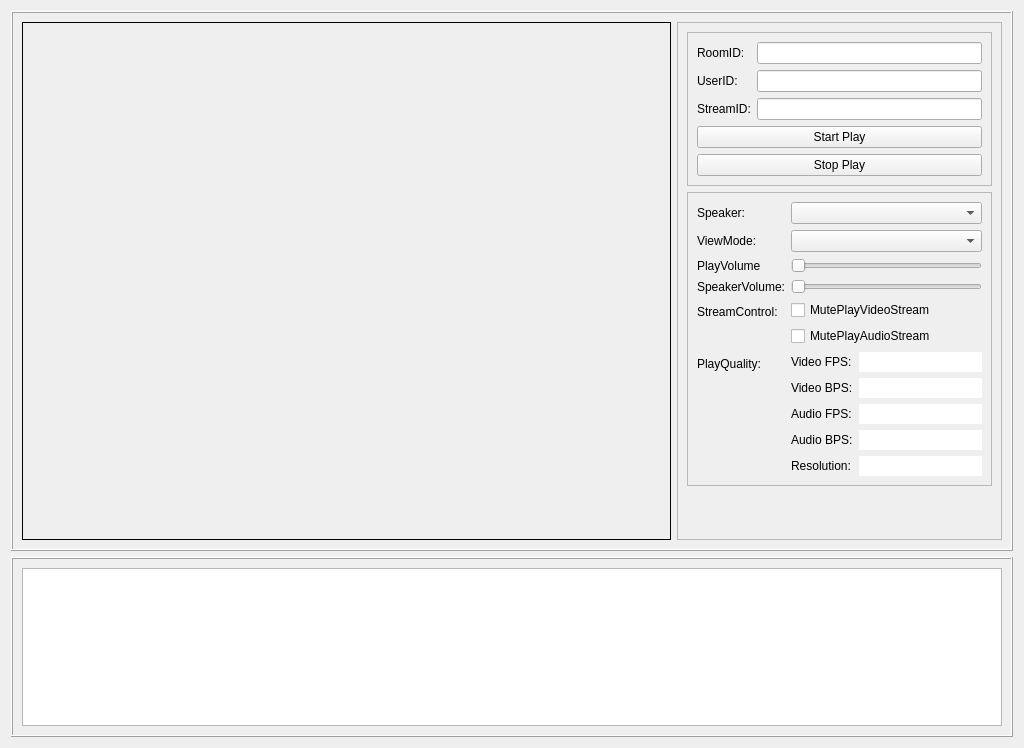
Above: video/src/Play/ZegoPlayDemo.ui from zegoim/zego-express-example-topics-cpp before the change. Below: the same form after it.
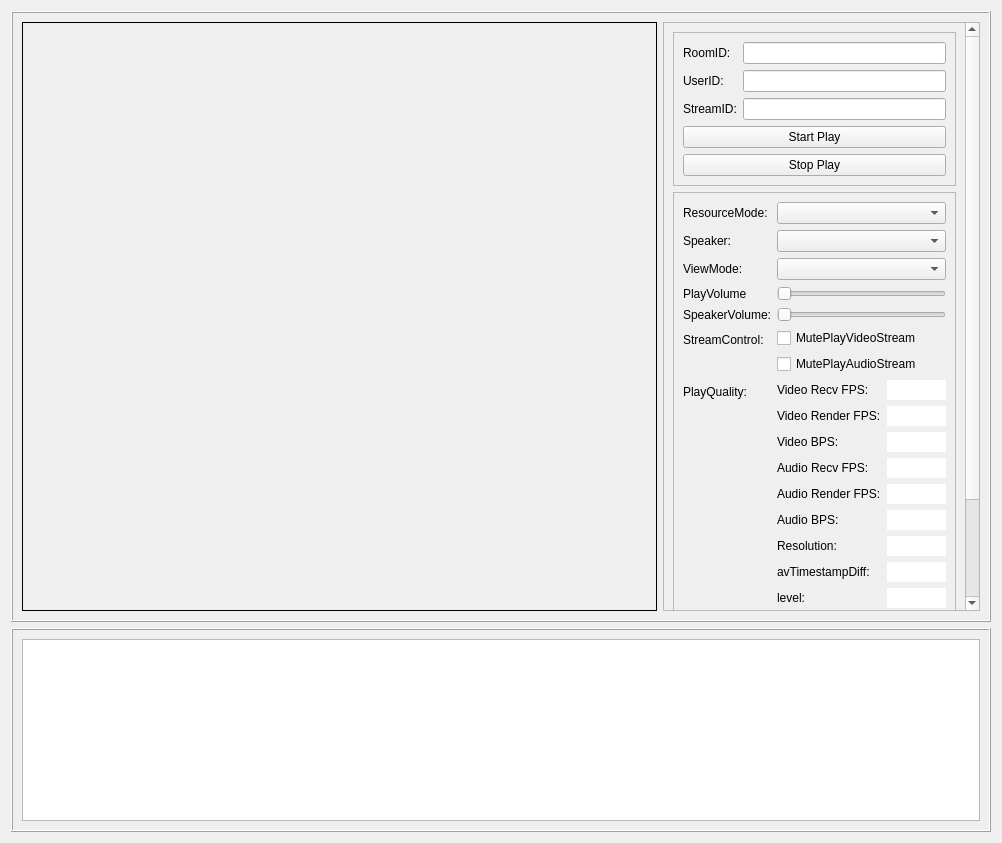
That is the form after the change.

Commit message: update to support zego-express 2.2.0

The edit to the form file:
```diff
--- a/video/src/Play/ZegoPlayDemo.ui
+++ b/video/src/Play/ZegoPlayDemo.ui
@@ -6,8 +6,8 @@
    <rect>
     <x>0</x>
     <y>0</y>
-    <width>1024</width>
-    <height>748</height>
+    <width>1002</width>
+    <height>843</height>
    </rect>
   </property>
   <property name="windowTitle">
@@ -37,20 +37,20 @@
        </widget>
       </item>
       <item>
-       <widget class="QFrame" name="frame_2">
-        <property name="maximumSize">
-         <size>
-          <width>500</width>
-          <height>16777215</height>
-         </size>
+       <widget class="QScrollArea" name="scrollArea">
+        <property name="widgetResizable">
+         <bool>true</bool>
         </property>
-        <property name="frameShape">
-         <enum>QFrame::StyledPanel</enum>
-        </property>
-        <property name="frameShadow">
-         <enum>QFrame::Raised</enum>
-        </property>
-        <layout class="QVBoxLayout" name="verticalLayout" stretch="0,0,1">
+        <widget class="QWidget" name="scrollAreaWidgetContents">
+         <property name="geometry">
+          <rect>
+           <x>0</x>
+           <y>0</y>
+           <width>311</width>
+           <height>614</height>
+          </rect>
+         </property>
+         <layout class="QVBoxLayout" name="verticalLayout">
          <item>
           <widget class="QFrame" name="frame_4">
            <property name="frameShape">
@@ -149,14 +149,14 @@
             <enum>QFrame::Raised</enum>
            </property>
            <layout class="QFormLayout" name="formLayout_2">
-            <item row="0" column="0">
+             <item row="1" column="0">
              <widget class="QLabel" name="label_3">
               <property name="text">
                <string>Speaker:</string>
               </property>
              </widget>
             </item>
-            <item row="0" column="1">
+             <item row="1" column="1">
              <widget class="QComboBox" name="comboBox_audioOutputDevice">
               <property name="sizePolicy">
                <sizepolicy hsizetype="Preferred" vsizetype="Preferred">
@@ -172,14 +172,14 @@
               </property>
              </widget>
             </item>
-            <item row="1" column="0">
+             <item row="2" column="0">
              <widget class="QLabel" name="label_5">
               <property name="text">
                <string>ViewMode:</string>
               </property>
              </widget>
             </item>
-            <item row="1" column="1">
+             <item row="2" column="1">
              <widget class="QComboBox" name="comboBox_viewmode">
               <property name="sizePolicy">
                <sizepolicy hsizetype="Preferred" vsizetype="Preferred">
@@ -195,14 +195,14 @@
               </property>
              </widget>
             </item>
-            <item row="2" column="0">
+             <item row="3" column="0">
              <widget class="QLabel" name="label_12">
               <property name="text">
                <string>PlayVolume</string>
               </property>
              </widget>
             </item>
-            <item row="2" column="1">
+             <item row="3" column="1">
              <widget class="QSlider" name="slider_playVolume">
               <property name="sizePolicy">
                <sizepolicy hsizetype="Preferred" vsizetype="Preferred">
@@ -218,14 +218,14 @@
               </property>
              </widget>
             </item>
-            <item row="4" column="0">
+             <item row="5" column="0">
              <widget class="QLabel" name="label_10">
               <property name="text">
                <string>StreamControl:</string>
               </property>
              </widget>
             </item>
-            <item row="4" column="1">
+             <item row="5" column="1">
              <layout class="QVBoxLayout" name="verticalLayout_4">
               <item>
                <widget class="QCheckBox" name="checkBox_mutePlayStreamVideo">
@@ -243,19 +243,19 @@
               </item>
              </layout>
             </item>
-            <item row="5" column="0">
+             <item row="6" column="0">
              <widget class="QLabel" name="label_4">
               <property name="text">
                <string>PlayQuality:</string>
               </property>
              </widget>
             </item>
-            <item row="5" column="1">
+             <item row="6" column="1">
              <layout class="QFormLayout" name="formLayout_3">
               <item row="0" column="0">
                <widget class="QLabel" name="label_9">
                 <property name="text">
-                 <string>Video FPS:</string>
+                  <string>Video Recv FPS:</string>
                 </property>
                </widget>
               </item>
@@ -270,13 +270,30 @@
                </widget>
               </item>
               <item row="1" column="0">
+                <widget class="QLabel" name="label_18">
+                 <property name="text">
+                  <string>Video Render FPS:</string>
+                 </property>
+                </widget>
+               </item>
+               <item row="1" column="1">
+                <widget class="QLineEdit" name="lineEdit_videoRenderFPS">
+                 <property name="frame">
+                  <bool>false</bool>
+                 </property>
+                 <property name="readOnly">
+                  <bool>true</bool>
+                 </property>
+                </widget>
+               </item>
+               <item row="2" column="0">
                <widget class="QLabel" name="label_11">
                 <property name="text">
                  <string>Video BPS:</string>
                 </property>
                </widget>
               </item>
-              <item row="1" column="1">
+               <item row="2" column="1">
                <widget class="QLineEdit" name="lineEdit_videoBPS">
                 <property name="frame">
                  <bool>false</bool>
@@ -286,32 +303,15 @@
                 </property>
                </widget>
               </item>
-              <item row="4" column="0">
-               <widget class="QLabel" name="label_13">
-                <property name="text">
-                 <string>Resolution:</string>
-                </property>
-               </widget>
-              </item>
-              <item row="4" column="1">
-               <widget class="QLineEdit" name="lineEdit_resolution">
-                <property name="frame">
-                 <bool>false</bool>
-                </property>
-                <property name="readOnly">
-                 <bool>true</bool>
-                </property>
-               </widget>
-              </item>
-              <item row="2" column="0">
+               <item row="3" column="0">
                <widget class="QLabel" name="label_16">
                 <property name="text">
-                 <string>Audio FPS:</string>
+                  <string>Audio Recv FPS:</string>
                 </property>
                </widget>
               </item>
-              <item row="2" column="1">
-               <widget class="QLineEdit" name="lineEdit_audioFPS">
+               <item row="3" column="1">
+                <widget class="QLineEdit" name="lineEdit_audioRecvFPS">
                 <property name="frame">
                  <bool>false</bool>
                 </property>
@@ -320,14 +320,31 @@
                 </property>
                </widget>
               </item>
-              <item row="3" column="0">
+               <item row="4" column="0">
+                <widget class="QLabel" name="label_19">
+                 <property name="text">
+                  <string>Audio Render FPS:</string>
+                 </property>
+                </widget>
+               </item>
+               <item row="4" column="1">
+                <widget class="QLineEdit" name="lineEdit_audioRenderFPS">
+                 <property name="frame">
+                  <bool>false</bool>
+                 </property>
+                 <property name="readOnly">
+                  <bool>true</bool>
+                 </property>
+                </widget>
+               </item>
+               <item row="5" column="0">
                <widget class="QLabel" name="label_17">
                 <property name="text">
                  <string>Audio BPS:</string>
                 </property>
                </widget>
               </item>
-              <item row="3" column="1">
+               <item row="5" column="1">
                <widget class="QLineEdit" name="lineEdit_audioBPS">
                 <property name="frame">
                  <bool>false</bool>
@@ -337,22 +354,148 @@
                 </property>
                </widget>
               </item>
-             </layout>
-            </item>
-            <item row="3" column="0">
+               <item row="6" column="0">
+                <widget class="QLabel" name="label_13">
+                 <property name="text">
+                  <string>Resolution:</string>
+                 </property>
+                </widget>
+               </item>
+               <item row="6" column="1">
+                <widget class="QLineEdit" name="lineEdit_resolution">
+                 <property name="frame">
+                  <bool>false</bool>
+                 </property>
+                 <property name="readOnly">
+                  <bool>true</bool>
+                 </property>
+                </widget>
+               </item>
+               <item row="7" column="0">
+                <widget class="QLabel" name="label_14">
+                 <property name="text">
+                  <string>avTimestampDiff:</string>
+                 </property>
+                </widget>
+               </item>
+               <item row="7" column="1">
+                <widget class="QLineEdit" name="lineEdit_avTimestampDiff">
+                 <property name="frame">
+                  <bool>false</bool>
+                 </property>
+                 <property name="readOnly">
+                  <bool>true</bool>
+                 </property>
+                </widget>
+               </item>
+               <item row="8" column="0">
+                <widget class="QLabel" name="label_24">
+                 <property name="text">
+                  <string>level:</string>
+                 </property>
+                </widget>
+               </item>
+               <item row="9" column="0">
+                <widget class="QLabel" name="label_23">
+                 <property name="text">
+                  <string>rtt:</string>
+                 </property>
+                </widget>
+               </item>
+               <item row="10" column="0">
+                <widget class="QLabel" name="label_22">
+                 <property name="text">
+                  <string>delay:</string>
+                 </property>
+                </widget>
+               </item>
+               <item row="11" column="0">
+                <widget class="QLabel" name="label_21">
+                 <property name="text">
+                  <string>peerToPeerDelay:</string>
+                 </property>
+                </widget>
+               </item>
+               <item row="8" column="1">
+                <widget class="QLineEdit" name="lineEdit_level">
+                 <property name="frame">
+                  <bool>false</bool>
+                 </property>
+                 <property name="readOnly">
+                  <bool>true</bool>
+                 </property>
+                </widget>
+               </item>
+               <item row="9" column="1">
+                <widget class="QLineEdit" name="lineEdit_rtt">
+                 <property name="frame">
+                  <bool>false</bool>
+                 </property>
+                 <property name="readOnly">
+                  <bool>true</bool>
+                 </property>
+                </widget>
+               </item>
+               <item row="10" column="1">
+                <widget class="QLineEdit" name="lineEdit_delay">
+                 <property name="frame">
+                  <bool>false</bool>
+                 </property>
+                 <property name="readOnly">
+                  <bool>true</bool>
+                 </property>
+                </widget>
+               </item>
+               <item row="11" column="1">
+                <widget class="QLineEdit" name="lineEdit_peerToPeerDelay">
+                 <property name="frame">
+                  <bool>false</bool>
+                 </property>
+                 <property name="readOnly">
+                  <bool>true</bool>
+                 </property>
+                </widget>
+               </item>
+              </layout>
+             </item>
+             <item row="4" column="0">
              <widget class="QLabel" name="label_7">
               <property name="text">
                <string>SpeakerVolume:</string>
               </property>
              </widget>
             </item>
-            <item row="3" column="1">
+             <item row="4" column="1">
              <widget class="QSlider" name="slider_speakerVolume">
               <property name="orientation">
                <enum>Qt::Horizontal</enum>
               </property>
              </widget>
             </item>
+             <item row="8" column="0">
+              <widget class="QLabel" name="label_8">
+               <property name="text">
+                <string>Snapshot:</string>
+               </property>
+              </widget>
+             </item>
+             <item row="8" column="1">
+              <widget class="QPushButton" name="pushButton_takePlayStreamSnapshot">
+               <property name="text">
+                <string>take snapshot</string>
+               </property>
+              </widget>
+             </item>
+             <item row="0" column="0">
+              <widget class="QLabel" name="label_15">
+               <property name="text">
+                <string>ResourceMode:</string>
+               </property>
+              </widget>
+             </item>
+             <item row="0" column="1">
+              <widget class="QComboBox" name="comboBox_resourceMode"/>
+             </item>
            </layout>
           </widget>
          </item>
@@ -370,6 +513,7 @@
           </spacer>
          </item>
         </layout>
+        </widget>
        </widget>
       </item>
      </layout>
```
Left out of the diff: 2 changed lines with no effect on the pictures. Lines whose indentation alone changed are shown as unchanged. The commit also changes 41 other files.
